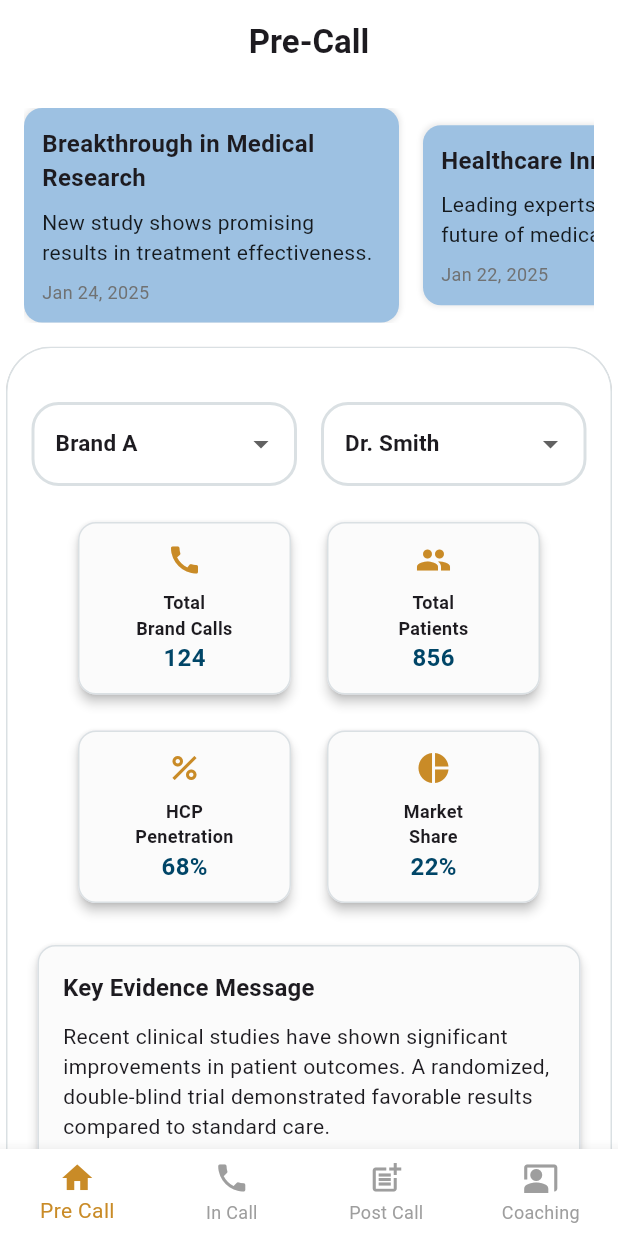
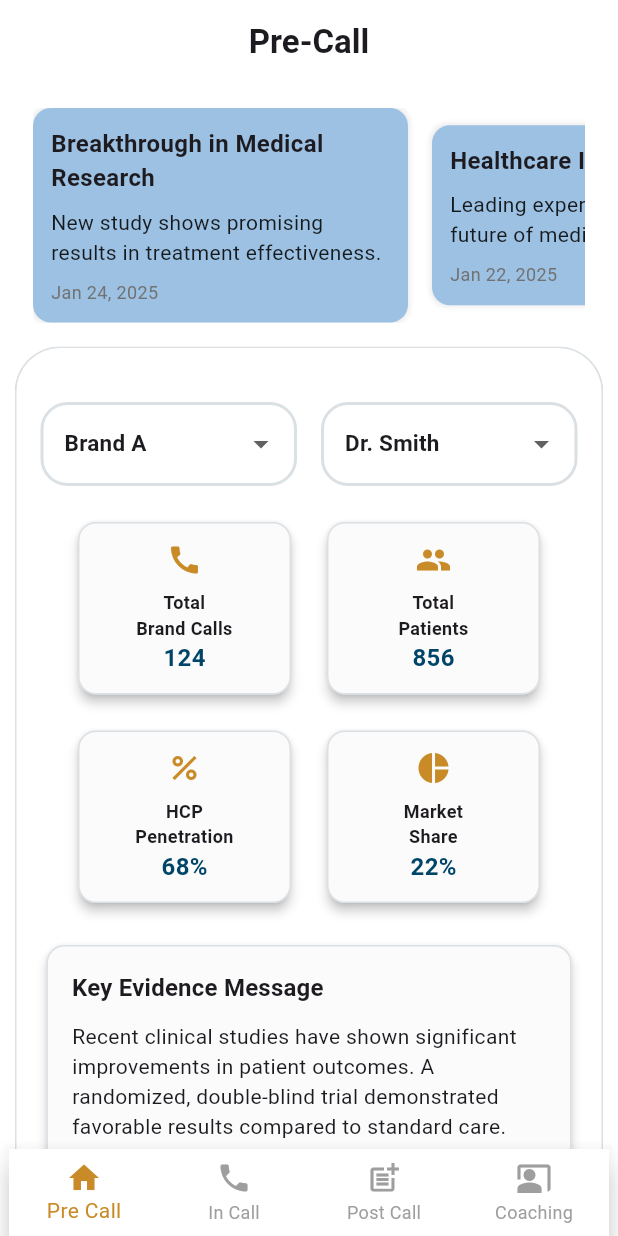
Before and after one commit to Bennybas/salesforce, a Flutter app: the screen it shows after launch, on a phone screen of 412 x 824 dp. Run offline on Flutter 3.47's test engine with Material 3 defaults, Android fonts, the phone set to English and light mode, and no system bars; our stand-ins replace syncfusion_flutter_charts.

Commit message:
Initial commit

```diff
--- a/lib/main.dart
+++ b/lib/main.dart
@@ -10,13 +10,24 @@ class MyApp extends StatelessWidget {
   Widget build(BuildContext context) {
     return MaterialApp(
       debugShowCheckedModeBanner: false,
-      title: 'Bottom NavBar Demo',
+      title: 'Sales Force',
       theme: ThemeData(
-
         scaffoldBackgroundColor: Colors.white,
-        canvasColor: Colors.white, // Override the default light pink background
+        canvasColor: Colors.white,
       ),
-      home: BottomNavBarScreen(),
+      home: LayoutBuilder(
+        builder: (context, constraints) {
+          // Restrict the app width to simulate a mobile screen size
+          return Center(
+            child: ConstrainedBox(
+              constraints: BoxConstraints(
+                maxWidth: 400, // Mobile screen width
+              ),
+              child: BottomNavBarScreen(),
+            ),
+          );
+        },
+      ),
     );
   }
 }
```
